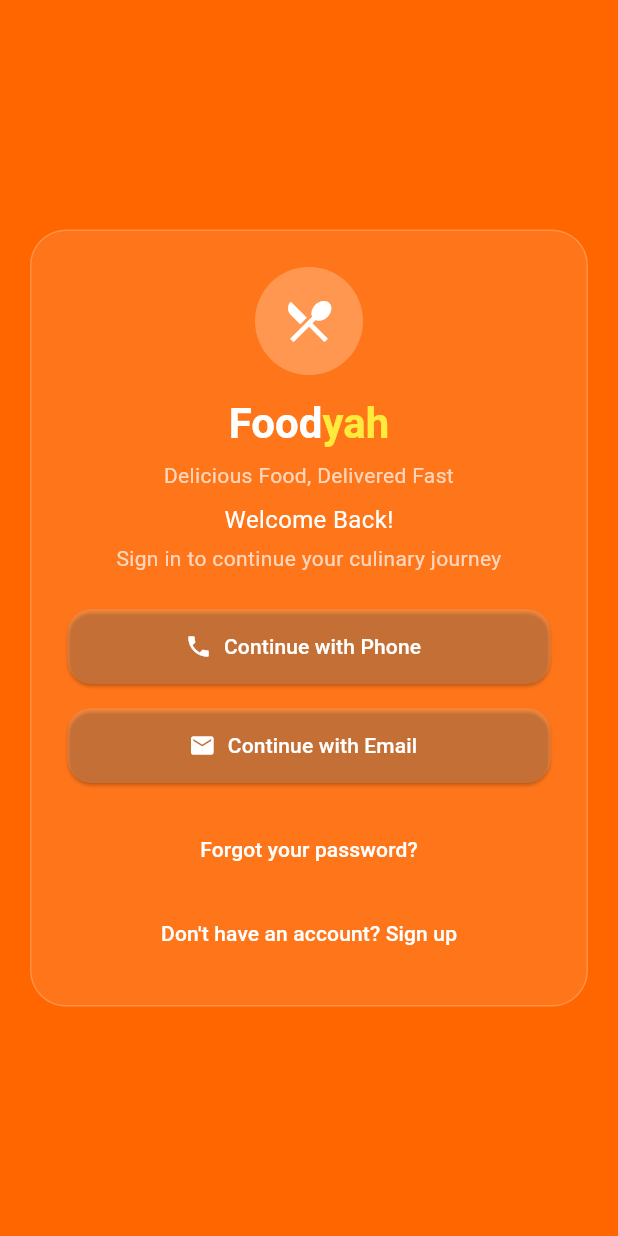
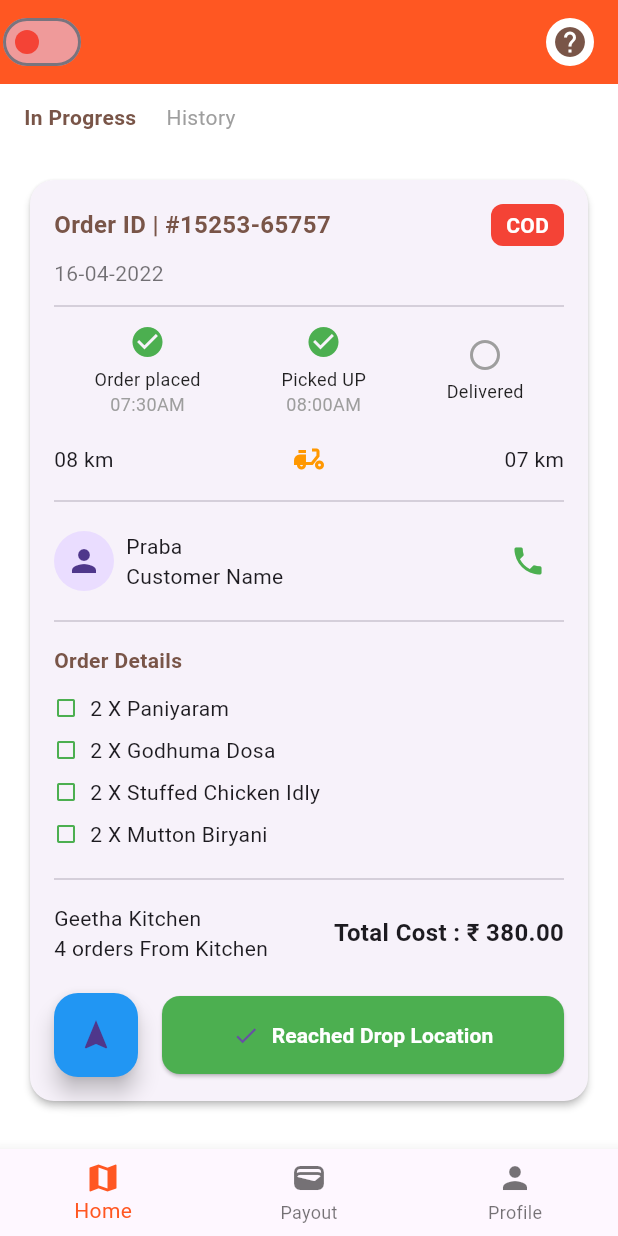
Before and after one commit to sayaib/foodyah_delivery_app, a Flutter app: the screen it shows after launch, after a tap on "Get Started", on a phone screen of 412 x 824 dp. Run offline on Flutter 3.47's test engine with Material 3 defaults, Android fonts, the light colour scheme and no system bars; our stand-ins replace flutter_dotenv, flutter_secure_storage.

Commit message:
created delivery partner app arch

```diff
--- /dev/null
+++ b/lib/Card/OrderDetailsCard.dart
@@ -0,0 +1,25 @@
+import 'package:flutter/material.dart';
+
+class OrderDetailsCard extends StatelessWidget {
+  const OrderDetailsCard({super.key});
+
+  @override
+  Widget build(BuildContext context) {
+    return Column(
+      crossAxisAlignment: CrossAxisAlignment.start,
+      children: const [
+        Text("Order ID: #15253-65757", style: TextStyle(fontWeight: FontWeight.bold)),
+        SizedBox(height: 8),
+        Text("16-04-2022", style: TextStyle(color: Colors.grey)),
+        SizedBox(height: 8),
+        Text("Items:"),
+        Text("- 2 x Paniyaram"),
+        Text("- 2 x Godhuma Dosa"),
+        Text("- 2 x Stuffed Chicken Idly"),
+        Text("- 2 x Mutton Biryani"),
+        SizedBox(height: 12),
+        Text("Total: ₹380.00", style: TextStyle(fontWeight: FontWeight.bold)),
+      ],
+    );
+  }
+}
--- a/lib/main.dart
+++ b/lib/main.dart
@@ -1,13 +1,24 @@
 import 'package:flutter/material.dart';
+import 'package:flutter_secure_storage/flutter_secure_storage.dart';
+import 'package:foodyah_delivery_app/screens/DashboardPage.dart';
+import 'package:foodyah_delivery_app/screens/auth/otp_verification_page.dart';
 import 'screens/Landing_page.dart';
 import 'package:flutter_dotenv/flutter_dotenv.dart';
 
 Future<void> main() async {
+  WidgetsFlutterBinding.ensureInitialized();
   await dotenv.load(fileName: ".env");
-  runApp(FoodyaApp());
+
+  final storage = FlutterSecureStorage();
+  final token = await storage.read(key: 'jwt_token');
+
+  runApp(FoodyaApp(isLoggedIn: token != null));
 }
+
 class FoodyaApp extends StatelessWidget {
-  const FoodyaApp({super.key});
+  final bool isLoggedIn;
+
+  const FoodyaApp({super.key, required this.isLoggedIn});
 
   @override
   Widget build(BuildContext context) {
@@ -15,7 +26,12 @@ class FoodyaApp extends StatelessWidget {
       title: 'Foodya',
       debugShowCheckedModeBanner: false,
       theme: ThemeData(primarySwatch: Colors.deepOrange),
-      home: const LandingPage(),
+      initialRoute: isLoggedIn ? '/dashboard' : '/',
+      routes: {
+        '/': (context) => const LandingPage(),
+        '/dashboard': (context) => const DashboardPage(),
+        '/otp': (context) => const OTPVerificationPage(type: '', value: ''), // default dummy; real one passed with Navigator
+      },
     );
   }
 }
--- /dev/null
+++ b/lib/screens/DashboardPage.dart
@@ -0,0 +1,45 @@
+import 'package:flutter/material.dart';
+
+import 'orderInProgressPage.dart';
+import 'PayoutPage.dart';
+import 'ProfilePage.dart';
+
+class DashboardPage extends StatefulWidget {
+  const DashboardPage({super.key});
+
+  @override
+  State<DashboardPage> createState() => _DashboardPageState();
+}
+
+class _DashboardPageState extends State<DashboardPage> {
+  int _selectedIndex = 0;
+
+  final List<Widget> _pages = const [
+    OrderInProgressPage(),
+    PayoutPage(),
+    ProfilePage(),
+  ];
+
+  void _onItemTapped(int index) {
+    setState(() {
+      _selectedIndex = index;
+    });
+  }
+
+  @override
+  Widget build(BuildContext context) {
+    return Scaffold(
+      body: _pages[_selectedIndex],
+      bottomNavigationBar: BottomNavigationBar(
+        currentIndex: _selectedIndex,
+        onTap: _onItemTapped,
+        selectedItemColor: Colors.deepOrange,
+        items: const [
+          BottomNavigationBarItem(icon: Icon(Icons.map), label: "Home"),
+          BottomNavigationBarItem(icon: Icon(Icons.wallet), label: "Payout"),
+          BottomNavigationBarItem(icon: Icon(Icons.person), label: "Profile"),
+        ],
+      ),
+    );
+  }
+}
--- a/lib/screens/Landing_page.dart
+++ b/lib/screens/Landing_page.dart
@@ -1,6 +1,7 @@
 import 'package:flutter/material.dart';
+import 'dart:math';
+import 'package:flutter_secure_storage/flutter_secure_storage.dart';
 import 'auth/login_page.dart';
-import 'dart:math';
 
 class LandingPage extends StatefulWidget {
   const LandingPage({super.key});
@@ -13,6 +14,8 @@ class _LandingPageState extends State<LandingPage>
     with SingleTickerProviderStateMixin {
   late AnimationController _controller;
   late Animation<double> _rotation;
+
+  final FlutterSecureStorage _secureStorage = const FlutterSecureStorage();
 
   @override
   void initState() {
@@ -31,6 +34,21 @@ class _LandingPageState extends State<LandingPage>
     ));
 
     _controller.forward();
+  }
+
+  Future<void> _handleGetStarted() async {
+    String? token = await _secureStorage.read(key: 'jwt_token');
+
+    if (!mounted) return;
+
+    if (token != null) {
+      Navigator.pushReplacementNamed(context, '/dashboard');
+    } else {
+      Navigator.push(
+        context,
+        MaterialPageRoute(builder: (_) => const LoginPage()),
+      );
+    }
   }
 
   @override
@@ -65,7 +83,6 @@ class _LandingPageState extends State<LandingPage>
                 ),
               ),
               const SizedBox(height: 24),
-
               RichText(
                 text: const TextSpan(
                   style: TextStyle(
@@ -82,23 +99,17 @@ class _LandingPageState extends State<LandingPage>
                   ],
                 ),
               ),
-
               const SizedBox(height: 8),
-
               const Text(
                 'Delicious Food, Delivered Fast',
                 style: TextStyle(fontSize: 16, color: Colors.white70),
               ),
-
               const SizedBox(height: 12),
-
               const Text(
                 '🍕 🍔 🥣 🥗 🌮',
                 style: TextStyle(fontSize: 22),
               ),
-
               const SizedBox(height: 40),
-
               ElevatedButton(
                 style: ElevatedButton.styleFrom(
                   backgroundColor: Colors.orange.shade100,
@@ -110,12 +121,7 @@ class _LandingPageState extends State<LandingPage>
                   const EdgeInsets.symmetric(horizontal: 36, vertical: 14),
                   elevation: 4,
                 ),
-                onPressed: () {
-                  Navigator.push(
-                    context,
-                    MaterialPageRoute(builder: (_) => const LoginPage()),
-                  );
-                },
+                onPressed: _handleGetStarted,
                 child: const Row(
                   mainAxisSize: MainAxisSize.min,
                   children: [
@@ -129,11 +135,9 @@ class _LandingPageState extends State<LandingPage>
                   ],
                 ),
               ),
-
               const SizedBox(height: 40),
-
               const Text(
-                'Version 1.0.0 • Made with ❤️ for food lovers',
+                'FoodYah - Version 1.1.0 • Made with ❤️ for food lovers',
                 style: TextStyle(fontSize: 12, color: Colors.white70),
               ),
             ],
--- /dev/null
+++ b/lib/screens/PayoutPage.dart
@@ -0,0 +1,18 @@
+import 'package:flutter/material.dart';
+
+class PayoutPage extends StatelessWidget {
+  const PayoutPage({super.key});
+
+  @override
+  Widget build(BuildContext context) {
+    return Scaffold(
+      appBar: AppBar(
+        title: const Text("Payout Details"),
+        automaticallyImplyLeading: false, // Hides the back button
+      ),
+      body: const Center(
+        child: Text("No payouts yet.", style: TextStyle(fontSize: 18)),
+      ),
+    );
+  }
+}
--- /dev/null
+++ b/lib/screens/ProfilePage.dart
@@ -0,0 +1,79 @@
+import 'package:flutter/material.dart';
+import 'package:flutter_secure_storage/flutter_secure_storage.dart';
+
+class ProfilePage extends StatefulWidget {
+  const ProfilePage({super.key});
+
+  @override
+  State<ProfilePage> createState() => _ProfilePageState();
+}
+
+class _ProfilePageState extends State<ProfilePage> {
+  final _storage = const FlutterSecureStorage();
+  String _id = "";
+  String _name = '';
+  String _email = '';
+  bool _isLoading = true;
+
+  @override
+  void initState() {
+    super.initState();
+    _loadProfileData();
+  }
+
+  Future<void> _loadProfileData() async {
+    final id = await _storage.read(key: 'user_id') ?? 'Delivery Partner';
+    final name = await _storage.read(key: 'user_name') ?? 'Delivery Partner';
+    final email = await _storage.read(key: 'user_email') ?? 'online@foodyah.com';
+    setState(() {
+      _id = id;
+      _name = name;
+      _email = email;
+      _isLoading = false;
+    });
+  }
+
+  Future<void> _logout(BuildContext context) async {
+    await _storage.deleteAll();
+    Navigator.pushReplacementNamed(context, '/');
+  }
+
+  @override
+  Widget build(BuildContext context) {
+    return Scaffold(
+      appBar: AppBar(
+        automaticallyImplyLeading: false, // Hides the back button
+        title: const Text("Profile"),
+      ),
+
+      body: _isLoading
+          ? const Center(child: CircularProgressIndicator())
+          : Padding(
+        padding: const EdgeInsets.all(16.0),
+        child: Column(
+          crossAxisAlignment: CrossAxisAlignment.start,
+          children: [
+            ListTile(
+              leading: const CircleAvatar(child: Icon(Icons.person)),
+              title: Text(_name),
+              subtitle: Column(
+                crossAxisAlignment: CrossAxisAlignment.start,
+                children: [
+                  Text(_email),
+                  Text(_id),
+                ],
+              ),
+            ),
+
+            const Divider(),
+            ListTile(
+              leading: const Icon(Icons.logout),
+              title: const Text("Logout"),
+              onTap: () => _logout(context),
+            ),
+          ],
+        ),
+      ),
+    );
+  }
+}
--- a/lib/screens/auth/otp_verification_page.dart
+++ b/lib/screens/auth/otp_verification_page.dart
@@ -55,6 +55,7 @@ class _OTPVerificationPageState extends State<OTPVerificationPage> {
 
         // TODO: Navigate to dashboard or home page
         Navigator.pushReplacementNamed(context, '/dashboard');
+
       } else {
         setState(() => errorMessage = response['message'] ?? 'Invalid OTP.');
       }
--- a/lib/screens/auth/phone_input_page.dart
+++ b/lib/screens/auth/phone_input_page.dart
@@ -30,7 +30,6 @@ class _PhoneInputPageState extends State<PhoneInputPage> {
     try {
       final response = await ApiClient.post('/request-otp', {
         "phone": phone,
-        "email": "ssayaib@gmail.com", // Static for demo
         "role": "restaurant"
       });
       debugPrint("response: $response");
--- /dev/null
+++ b/lib/screens/orderInProgressPage.dart
@@ -0,0 +1,278 @@
+import 'package:flutter/material.dart';
+
+class OrderInProgressPage extends StatefulWidget {
+  const OrderInProgressPage({super.key});
+
+  @override
+  State<OrderInProgressPage> createState() => _OrderInProgressPageState();
+}
+
+class _OrderInProgressPageState extends State<OrderInProgressPage> {
+  bool isOnline = false;
+
+  void _handleSwitch(bool value) {
+    setState(() {
+      isOnline = value;
+    });
+    print(isOnline ? "Online" : "Offline");
+  }
+
+  @override
+  Widget build(BuildContext context) {
+    return Scaffold(
+      backgroundColor: Colors.white,
+      appBar: AppBar(
+        backgroundColor: Colors.deepOrange,
+        elevation: 0,
+        leading: Padding(
+          padding: const EdgeInsets.all(12.0),
+          child: Switch(
+            value: isOnline,
+            onChanged: _handleSwitch,
+            activeColor: Colors.green,
+            inactiveThumbColor: Colors.red,
+            inactiveTrackColor: Colors.red.shade200,
+          ),
+        ),
+        actions: const [
+          Padding(
+            padding: EdgeInsets.all(12.0),
+            child: CircleAvatar(
+              backgroundColor: Colors.white,
+              child: Icon(Icons.help, color: Colors.brown),
+            ),
+          )
+        ],
+      ),
+      body: Column(
+        children: [
+          const TabBarHeader(),
+          Expanded(
+            child: SingleChildScrollView(
+              padding: const EdgeInsets.all(16),
+              child: Card(
+                shape: RoundedRectangleBorder(
+                  borderRadius: BorderRadius.circular(16),
+                ),
+                elevation: 2,
+                child: const Padding(
+                  padding: EdgeInsets.all(16.0),
+                  child: OrderDetailsCard(),
+                ),
+              ),
+            ),
+          ),
+        ],
+      ),
+    );
+  }
+}
+
+class TabBarHeader extends StatelessWidget {
+  const TabBarHeader({super.key});
+
+  @override
+  Widget build(BuildContext context) {
+    return Container(
+      color: Colors.white,
+      padding: const EdgeInsets.symmetric(horizontal: 16, vertical: 12),
+      child: Row(
+        children: const [
+          Text("In Progress",
+              style: TextStyle(
+                  fontWeight: FontWeight.bold, color: Colors.brown)),
+          SizedBox(width: 20),
+          Text("History", style: TextStyle(color: Colors.grey)),
+        ],
+      ),
+    );
+  }
+}
+
+class OrderDetailsCard extends StatelessWidget {
+  const OrderDetailsCard({super.key});
+
+  @override
+  Widget build(BuildContext context) {
+    final items = [
+      "2 X Paniyaram",
+      "2 X Godhuma Dosa",
+      "2 X Stuffed Chicken Idly",
+      "2 X Mutton Biryani",
+    ];
+
+    return Column(
+      crossAxisAlignment: CrossAxisAlignment.start,
+      children: [
+        // Order ID and Payment
+        Row(
+          mainAxisAlignment: MainAxisAlignment.spaceBetween,
+          children: [
+            const Text(
+              "Order ID | #15253-65757",
+              style: TextStyle(
+                fontWeight: FontWeight.bold,
+                fontSize: 16,
+                color: Colors.brown,
+              ),
+            ),
+            Container(
+              padding: const EdgeInsets.symmetric(horizontal: 10, vertical: 4),
+              decoration: BoxDecoration(
+                color: Colors.red,
+                borderRadius: BorderRadius.circular(8),
+              ),
+              child: const Text(
+                "COD",
+                style: TextStyle(
+                    color: Colors.white, fontWeight: FontWeight.bold),
+              ),
+            ),
+          ],
+        ),
+        const SizedBox(height: 8),
+        const Text("16-04-2022", style: TextStyle(color: Colors.black54)),
+        const Divider(height: 24),
+
+        // Order Progress
+        Row(
+          mainAxisAlignment: MainAxisAlignment.spaceAround,
+          children: const [
+            OrderStatus(title: "Order placed", time: "07:30AM", isDone: true),
+            OrderStatus(title: "Picked UP", time: "08:00AM", isDone: true),
+            OrderStatus(title: "Delivered", time: "", isDone: false),
+          ],
+        ),
+        const SizedBox(height: 16),
+
+        // Distance
+        Row(
+          mainAxisAlignment: MainAxisAlignment.spaceBetween,
+          children: const [
+            Text("08 km"),
+            Icon(Icons.delivery_dining, color: Colors.orange),
+            Text("07 km"),
+          ],
+        ),
+        const Divider(height: 32),
+
+        // Customer Info
+        Row(
+          mainAxisAlignment: MainAxisAlignment.spaceBetween,
+          children: [
+            Row(
+              children: const [
+                CircleAvatar(child: Icon(Icons.person)),
+                SizedBox(width: 8),
+                Text("Praba\nCustomer Name"),
+              ],
+            ),
+            IconButton(
+              icon: const Icon(Icons.phone, color: Colors.green),
+              onPressed: () {
+                // handle call action here
+              },
+            ),
+          ],
+        ),
+        const Divider(height: 32),
+
+        // Order Items
+        const Text("Order Details",
+            style: TextStyle(
+                fontWeight: FontWeight.bold, color: Colors.brown)),
+        const SizedBox(height: 8),
+        Column(
+          crossAxisAlignment: CrossAxisAlignment.start,
+          children: items
+              .map((item) => Padding(
+            padding: const EdgeInsets.symmetric(vertical: 4.0),
+            child: Row(
+              children: [
+                const Icon(Icons.check_box_outline_blank,
+                    size: 16, color: Colors.green),
+                const SizedBox(width: 8),
+                Text(item),
+              ],
+            ),
+          ))
+              .toList(),
+        ),
+        const Divider(height: 32),
+
+        // Kitchen Info
+        Row(
+          mainAxisAlignment: MainAxisAlignment.spaceBetween,
+          children: const [
+            Text("Geetha Kitchen\n4 orders From Kitchen"),
+            Text("Total Cost : ₹ 380.00",
+                style: TextStyle(fontWeight: FontWeight.bold, fontSize: 16)),
+          ],
+        ),
+        const SizedBox(height: 20),
+
+        // Navigation + Drop Button
+        Row(
+          mainAxisAlignment: MainAxisAlignment.spaceBetween,
+          children: [
+            FloatingActionButton(
+              heroTag: 'nav',
+              onPressed: () {},
+              backgroundColor: Colors.blue,
+              child: const Icon(Icons.navigation),
+            ),
+            Expanded(
+              child: Padding(
+                padding: const EdgeInsets.only(left: 16.0),
+                child: ElevatedButton.icon(
+                  icon: const Icon(Icons.check),
+                  onPressed: () {},
+                  style: ElevatedButton.styleFrom(
+                    backgroundColor: Colors.green,
+                    padding: const EdgeInsets.symmetric(vertical: 16),
+                    shape: RoundedRectangleBorder(
+                      borderRadius: BorderRadius.circular(12),
+                    ),
+                  ),
+                  label: const Text("Reached Drop Location",
+                      style: TextStyle(
+                          fontWeight: FontWeight.bold, color: Colors.white)),
+                ),
+              ),
+            ),
+          ],
+        )
+      ],
+    );
+  }
+}
+
+class OrderStatus extends StatelessWidget {
+  final String title;
+  final String time;
+  final bool isDone;
+
+  const OrderStatus({
+    super.key,
+    required this.title,
+    required this.time,
+    required this.isDone,
+  });
+
+  @override
+  Widget build(BuildContext context) {
+    return Column(
+      children: [
+        Icon(
+          isDone ? Icons.check_circle : Icons.radio_button_unchecked,
+          color: isDone ? Colors.green : Colors.grey,
+        ),
+        const SizedBox(height: 4),
+        Text(title,
+            style: const TextStyle(fontSize: 12, color: Colors.black87)),
+        if (time.isNotEmpty)
+          Text(time, style: const TextStyle(fontSize: 12, color: Colors.grey)),
+      ],
+    );
+  }
+}
```
